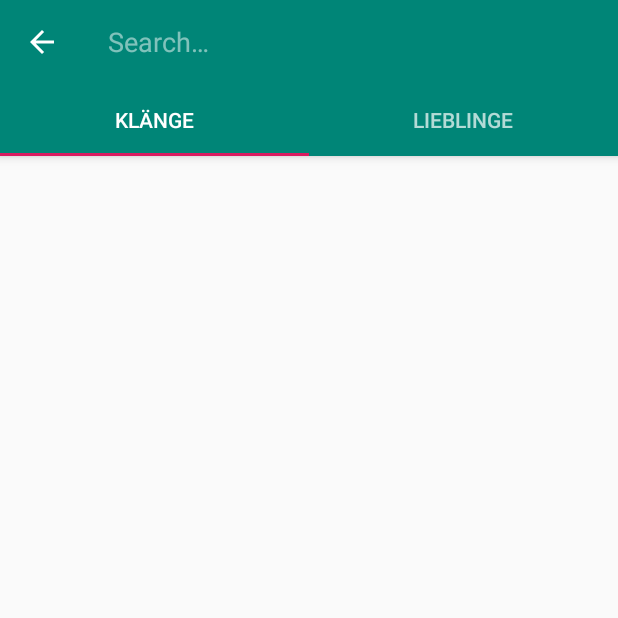
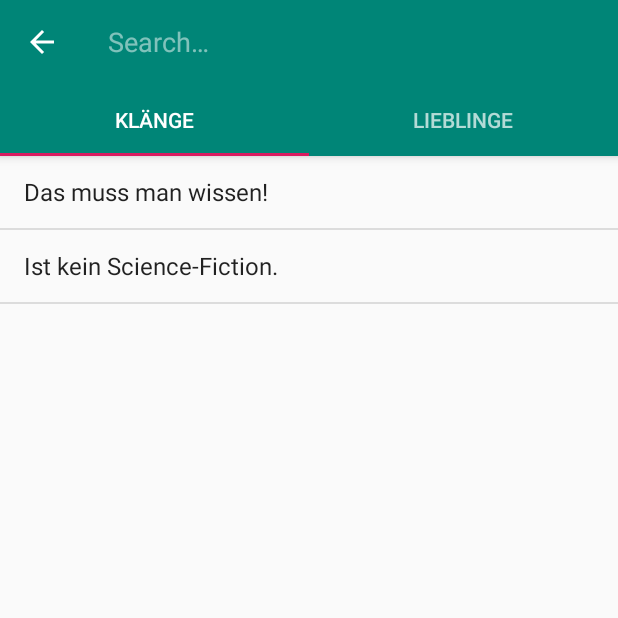
Before and after one commit to umute97/gutesvomstoll, an Android app: the screen it shows after launch (MainActivity), after a tap on "Klang suchen", on a phone screen of 412 x 824 dp, the top half of it. Run offline under Robolectric (Android 15) with nearby library versions, the phone set to English and light mode, and no system bars.

Commit message:
implement SoundsFragment as ListFragment and adjust SearchView

```diff
--- a/app/src/main/java/com/reich/gutesvomstoll/MainActivity.java
+++ b/app/src/main/java/com/reich/gutesvomstoll/MainActivity.java
@@ -23,19 +23,15 @@ import java.util.List;
 public class MainActivity extends AppCompatActivity {
 
     private ViewPager mViewPager;
-    private ArrayAdapter mAdapter;
     private Toolbar mToolbar;
     private TabLayout mTabs;
-    private String[] mSoundArray; //TODO: Get list of sounds from directory. Add sounds.
-
+    private SoundsFragment mSoundsFragment;
+    private FavsFragment mFavsFragment;
 
     @Override
     protected void onCreate(Bundle savedInstanceState) {
         super.onCreate(savedInstanceState);
         setContentView(R.layout.activity_main);
-
-        mAdapter = new ArrayAdapter(MainActivity.this,
-                android.R.layout.simple_list_item_1, mSoundArray);
 
         // Viewpager
         mViewPager = findViewById(R.id.view_pager);
@@ -53,9 +49,14 @@ public class MainActivity extends AppCompatActivity {
     }
 
     private void setupViewPager(ViewPager viewPager) {
+
         ViewPagerAdapter adapter = new ViewPagerAdapter(getSupportFragmentManager());
-        adapter.addFragment(new SoundsFragment(), getString(R.string.sound_frag_tabtitle));
-        adapter.addFragment(new FavsFragment(), getString(R.string.favs_frag_tabtitle));
+
+        mSoundsFragment = new SoundsFragment();
+        mFavsFragment = new FavsFragment();
+
+        adapter.addFragment(mSoundsFragment, getString(R.string.sound_frag_tabtitle));
+        adapter.addFragment(mFavsFragment, getString(R.string.favs_frag_tabtitle));
         viewPager.setAdapter(adapter);
     }
 
@@ -115,7 +116,7 @@ public class MainActivity extends AppCompatActivity {
                 @Override
                 public boolean onQueryTextChange(String newText) {
 
-                    mAdapter.getFilter().filter(newText);
+                    mSoundsFragment.getmAdapter().getFilter().filter(newText);
                     return true;
                 }
             });
--- a/app/src/main/java/com/reich/gutesvomstoll/ui/main/SoundsFragment.java
+++ b/app/src/main/java/com/reich/gutesvomstoll/ui/main/SoundsFragment.java
@@ -4,21 +4,25 @@ import android.os.Bundle;
 import android.view.LayoutInflater;
 import android.view.View;
 import android.view.ViewGroup;
+import android.widget.ArrayAdapter;
 
 import androidx.annotation.NonNull;
 import androidx.annotation.Nullable;
-import androidx.fragment.app.Fragment;
+import androidx.fragment.app.ListFragment;
 
 import com.reich.gutesvomstoll.R;
 
-public class SoundsFragment extends Fragment {
+public class SoundsFragment extends ListFragment {
+
+    private ArrayAdapter mAdapter;
+    private String[] mSoundArray = {"Das muss man wissen!", "Ist kein Science-Fiction."}; //TODO: Get list of sounds from directory. Add sounds.
 
     public SoundsFragment() {
     }
 
-    @Override
-    public void onCreate(@Nullable Bundle savedInstanceState) {
-        super.onCreate(savedInstanceState);
+    public ArrayAdapter getmAdapter() {
+
+        return mAdapter;
     }
 
     @Nullable
@@ -27,7 +31,11 @@ public class SoundsFragment extends Fragment {
                              @Nullable ViewGroup container,
                              @Nullable Bundle savedInstanceState) {
 
-        // TODO: Implement sounds fragment
+        // Get this ListFragments associated List and bind the Adapter
+        mAdapter = new ArrayAdapter(getActivity(),
+                android.R.layout.simple_list_item_1, mSoundArray);
+
+        setListAdapter(mAdapter);
 
         return inflater.inflate(R.layout.fragment_main, container, false);
     }
--- a/app/src/main/res/layout/fragment_main.xml
+++ b/app/src/main/res/layout/fragment_main.xml
@@ -8,9 +8,7 @@
     tools:context=".MainActivity">
 
     <ListView
-        android:id="@+id/sounds_listview"
+        android:id="@android:id/list"
         android:layout_width="match_parent"
-        android:layout_height="match_parent"
-        tools:layout_editor_absoluteX="8dp"
-        tools:layout_editor_absoluteY="8dp" />
+        android:layout_height="match_parent" />
 </androidx.constraintlayout.widget.ConstraintLayout>
```
